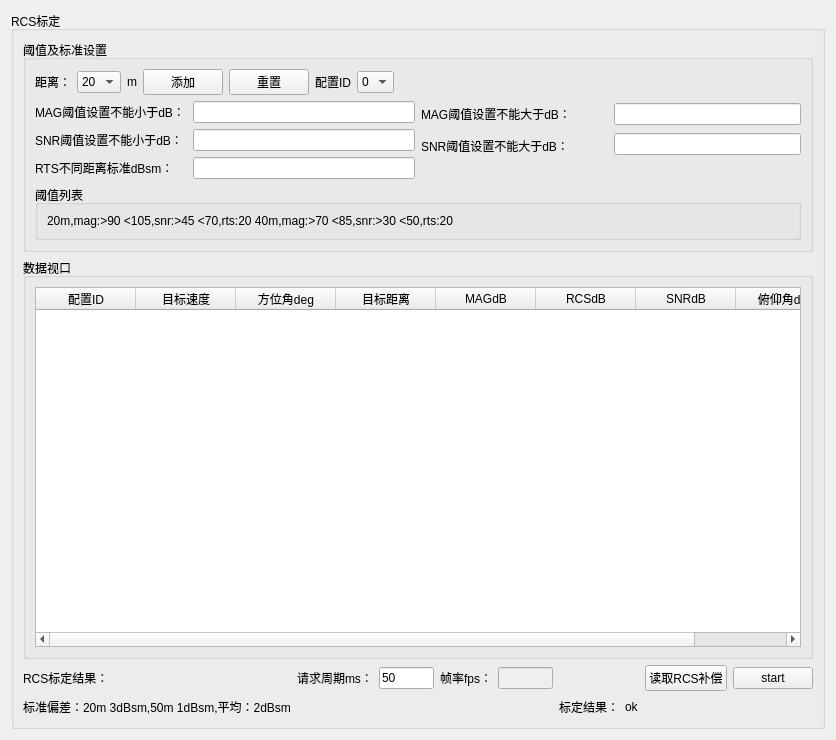
Old version of the form eol_calibration_window/eol_calibration_window.ui in the repository aron566/EOL_CAN_Tool.
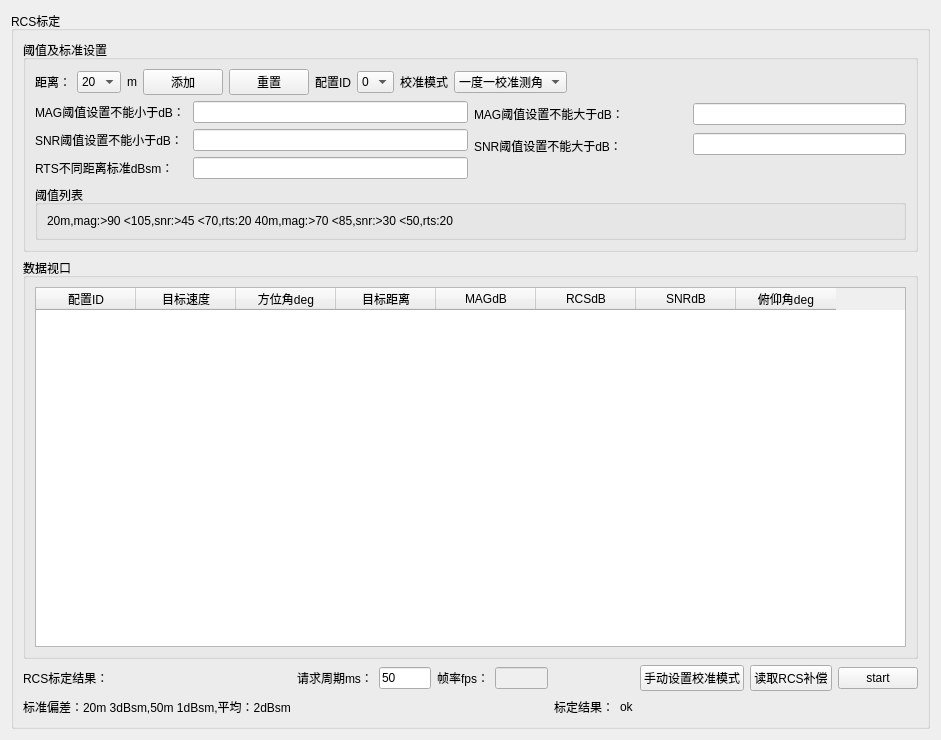
New version of the form.

Patch:
```diff
--- a/eol_calibration_window/eol_calibration_window.ui
+++ b/eol_calibration_window/eol_calibration_window.ui
@@ -6,7 +6,7 @@
    <rect>
     <x>0</x>
     <y>0</y>
-    <width>836</width>
+    <width>941</width>
     <height>740</height>
    </rect>
   </property>
@@ -20,67 +20,21 @@
       <string>RCS标定</string>
      </property>
      <layout class="QGridLayout" name="gridLayout_8">
-      <item row="1" column="0" colspan="9">
-       <widget class="QGroupBox" name="mag_snr_data_view_groupBox">
-        <property name="title">
-         <string>数据视口</string>
+      <item row="2" column="4">
+       <widget class="QLineEdit" name="fps_lineEdit">
+        <property name="enabled">
+         <bool>false</bool>
         </property>
-        <layout class="QGridLayout" name="gridLayout_6">
-         <item row="0" column="0">
-          <widget class="QTableWidget" name="tableWidget">
-           <column>
-            <property name="text">
-             <string>配置ID</string>
-            </property>
-           </column>
-           <column>
-            <property name="text">
-             <string>目标速度</string>
-            </property>
-           </column>
-           <column>
-            <property name="text">
-             <string>方位角deg</string>
-            </property>
-           </column>
-           <column>
-            <property name="text">
-             <string>目标距离</string>
-            </property>
-           </column>
-           <column>
-            <property name="text">
-             <string>MAGdB</string>
-            </property>
-           </column>
-           <column>
-            <property name="text">
-             <string>RCSdB</string>
-            </property>
-           </column>
-           <column>
-            <property name="text">
-             <string>SNRdB</string>
-            </property>
-           </column>
-           <column>
-            <property name="text">
-             <string>俯仰角deg</string>
-            </property>
-           </column>
-          </widget>
-         </item>
-        </layout>
        </widget>
       </item>
-      <item row="3" column="6">
-       <widget class="QLabel" name="rcs_rsl_state_show_label">
+      <item row="3" column="5">
+       <widget class="QLabel" name="rcs_rsl_state_label">
         <property name="text">
-         <string>ok</string>
+         <string>标定结果：</string>
         </property>
        </widget>
       </item>
-      <item row="0" column="0" colspan="9">
+      <item row="0" column="0" colspan="10">
        <widget class="QGroupBox" name="threshold_groupBox">
         <property name="title">
          <string>阈值及标准设置</string>
@@ -161,6 +115,27 @@
              </item>
             </widget>
            </item>
+           <item>
+            <widget class="QLabel" name="calimode_label">
+             <property name="text">
+              <string>校准模式</string>
+             </property>
+            </widget>
+           </item>
+           <item>
+            <widget class="QComboBox" name="cali_mode_comboBox">
+             <item>
+              <property name="text">
+               <string>一度一校准测角</string>
+              </property>
+             </item>
+             <item>
+              <property name="text">
+               <string>曲线拟合测角</string>
+              </property>
+             </item>
+            </widget>
+           </item>
            <item>
             <spacer name="horizontalSpacer">
              <property name="orientation">
@@ -295,17 +270,31 @@
         </layout>
        </widget>
       </item>
-      <item row="2" column="4">
-       <widget class="QLineEdit" name="fps_lineEdit">
-        <property name="enabled">
-         <bool>false</bool>
+      <item row="2" column="0">
+       <widget class="QLabel" name="rcs_label">
+        <property name="text">
+         <string>RCS标定结果：</string>
         </property>
        </widget>
       </item>
       <item row="2" column="8">
-       <widget class="QPushButton" name="test_start_pushButton">
+       <widget class="QPushButton" name="read_rcs_offset_pushButton">
         <property name="text">
-         <string>start</string>
+         <string>读取RCS补偿</string>
+        </property>
+       </widget>
+      </item>
+      <item row="3" column="0">
+       <widget class="QLabel" name="rcs_rsl_label">
+        <property name="text">
+         <string>标准偏差：20m 3dBsm,50m 1dBsm,平均：2dBsm</string>
+        </property>
+       </widget>
+      </item>
+      <item row="2" column="1">
+       <widget class="QLabel" name="refresh_time_label">
+        <property name="text">
+         <string>请求周期ms：</string>
         </property>
        </widget>
       </item>
@@ -322,11 +311,57 @@
         </property>
        </spacer>
       </item>
-      <item row="3" column="5">
-       <widget class="QLabel" name="rcs_rsl_state_label">
-        <property name="text">
-         <string>标定结果：</string>
+      <item row="1" column="0" colspan="10">
+       <widget class="QGroupBox" name="mag_snr_data_view_groupBox">
+        <property name="title">
+         <string>数据视口</string>
         </property>
+        <layout class="QGridLayout" name="gridLayout_6">
+         <item row="0" column="0">
+          <widget class="QTableWidget" name="tableWidget">
+           <column>
+            <property name="text">
+             <string>配置ID</string>
+            </property>
+           </column>
+           <column>
+            <property name="text">
+             <string>目标速度</string>
+            </property>
+           </column>
+           <column>
+            <property name="text">
+             <string>方位角deg</string>
+            </property>
+           </column>
+           <column>
+            <property name="text">
+             <string>目标距离</string>
+            </property>
+           </column>
+           <column>
+            <property name="text">
+             <string>MAGdB</string>
+            </property>
+           </column>
+           <column>
+            <property name="text">
+             <string>RCSdB</string>
+            </property>
+           </column>
+           <column>
+            <property name="text">
+             <string>SNRdB</string>
+            </property>
+           </column>
+           <column>
+            <property name="text">
+             <string>俯仰角deg</string>
+            </property>
+           </column>
+          </widget>
+         </item>
+        </layout>
        </widget>
       </item>
       <item row="2" column="3">
@@ -336,17 +371,23 @@
         </property>
        </widget>
       </item>
-      <item row="2" column="1">
-       <widget class="QLabel" name="refresh_time_label">
-        <property name="text">
-         <string>请求周期ms：</string>
+      <item row="3" column="9">
+       <spacer name="horizontalSpacer_4">
+        <property name="orientation">
+         <enum>Qt::Horizontal</enum>
         </property>
-       </widget>
+        <property name="sizeHint" stdset="0">
+         <size>
+          <width>40</width>
+          <height>20</height>
+         </size>
+        </property>
+       </spacer>
       </item>
-      <item row="3" column="0">
-       <widget class="QLabel" name="rcs_rsl_label">
+      <item row="2" column="9">
+       <widget class="QPushButton" name="test_start_pushButton">
         <property name="text">
-         <string>标准偏差：20m 3dBsm,50m 1dBsm,平均：2dBsm</string>
+         <string>start</string>
         </property>
        </widget>
       </item>
@@ -357,30 +398,17 @@
         </property>
        </widget>
       </item>
-      <item row="2" column="0">
-       <widget class="QLabel" name="rcs_label">
+      <item row="3" column="6">
+       <widget class="QLabel" name="rcs_rsl_state_show_label">
         <property name="text">
-         <string>RCS标定结果：</string>
+         <string>ok</string>
         </property>
        </widget>
       </item>
-      <item row="3" column="8">
-       <spacer name="horizontalSpacer_4">
-        <property name="orientation">
-         <enum>Qt::Horizontal</enum>
-        </property>
-        <property name="sizeHint" stdset="0">
-         <size>
-          <width>40</width>
-          <height>20</height>
-         </size>
-        </property>
-       </spacer>
-      </item>
       <item row="2" column="7">
-       <widget class="QPushButton" name="read_rcs_offset_pushButton">
+       <widget class="QPushButton" name="set_cali_mode_pushButton">
         <property name="text">
-         <string>读取RCS补偿</string>
+         <string>手动设置校准模式</string>
         </property>
        </widget>
       </item>
```
